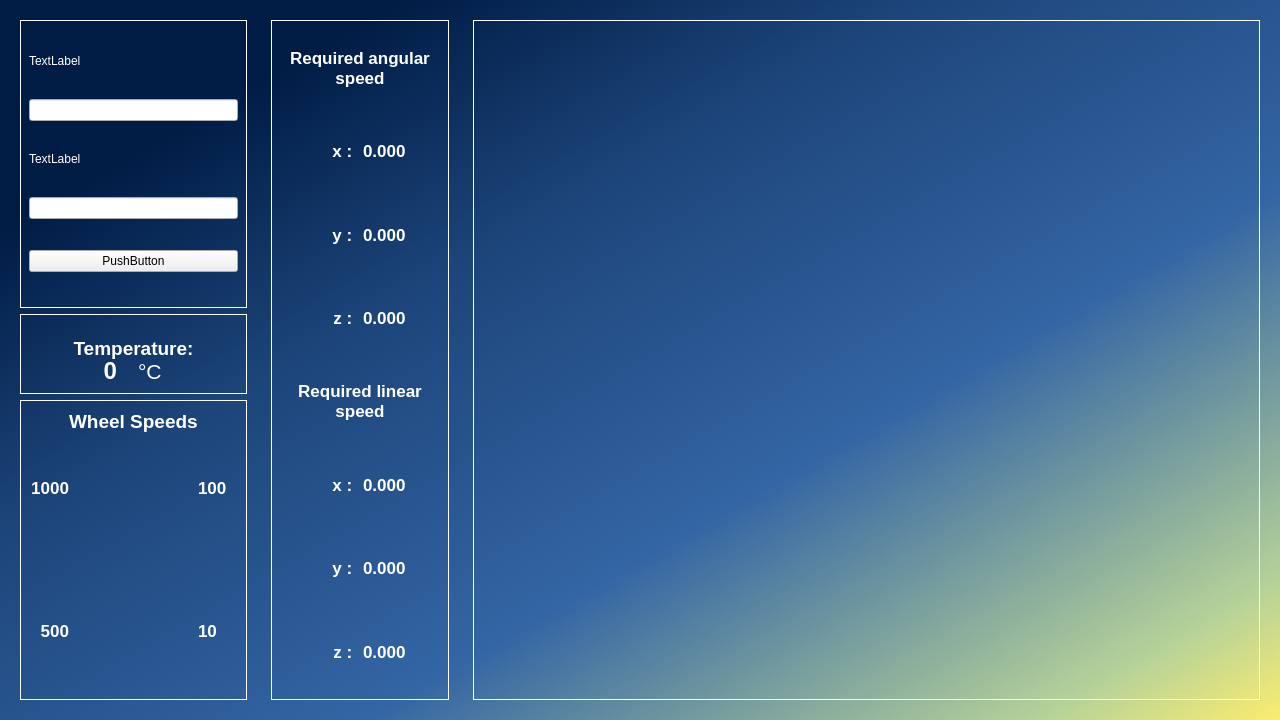
First picture: the form in src/dp_ros_package/include/dp_ros_package/main_window.ui, repository Zdeno5/DP, before the edit.
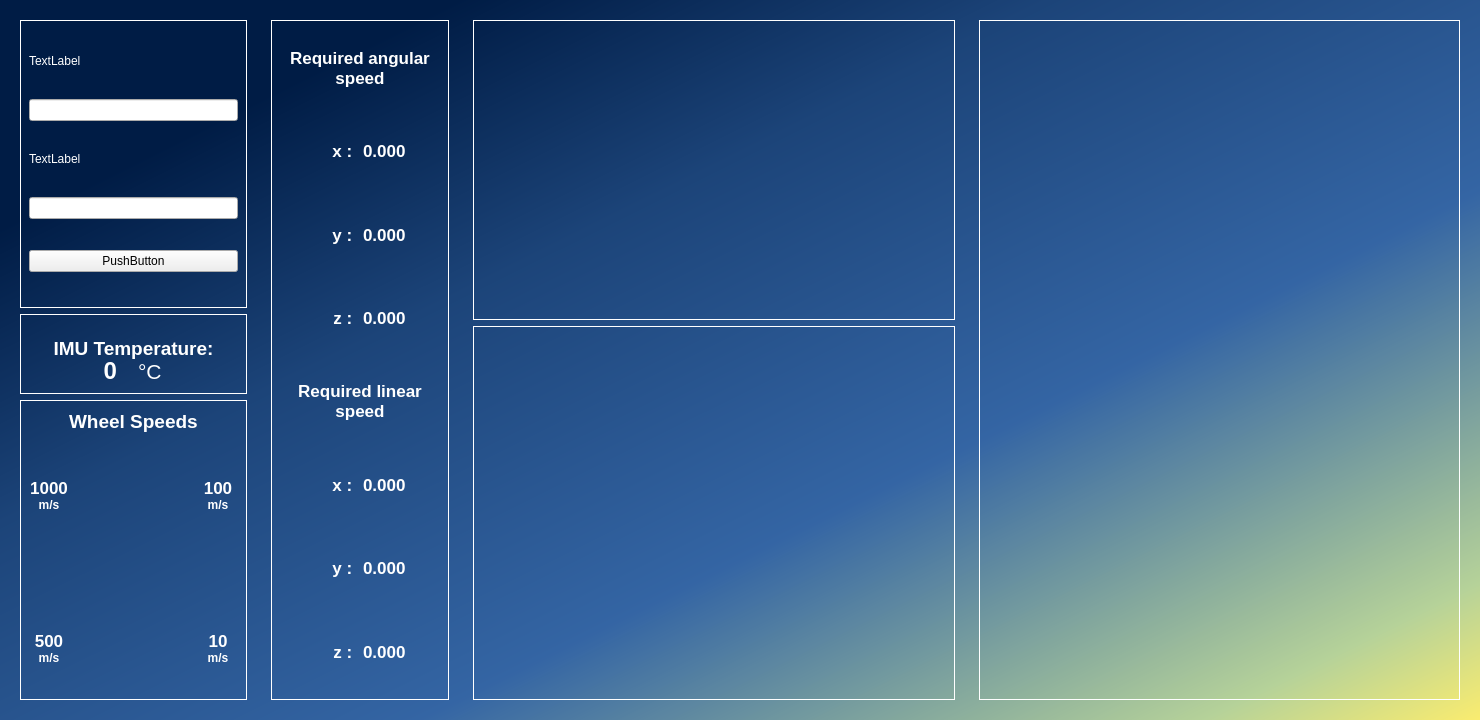
Second picture: the form after the edit. Icons and pictures are not drawn.

Commit message: GUI add camera rviz

Patch:
```diff
--- a/src/dp_ros_package/include/dp_ros_package/main_window.ui
+++ b/src/dp_ros_package/include/dp_ros_package/main_window.ui
@@ -6,13 +6,13 @@
    <rect>
     <x>0</x>
     <y>0</y>
-    <width>1280</width>
+    <width>1480</width>
     <height>720</height>
    </rect>
   </property>
   <property name="minimumSize">
    <size>
-    <width>1280</width>
+    <width>1480</width>
     <height>720</height>
    </size>
   </property>
@@ -162,7 +162,7 @@
               <string notr="true">color: rgb(255, 255, 255);</string>
              </property>
              <property name="text">
-              <string>Temperature:</string>
+              <string>IMU Temperature:</string>
              </property>
              <property name="scaledContents">
               <bool>false</bool>
@@ -372,6 +372,19 @@
                   </property>
                  </widget>
                 </item>
+                <item row="1" column="1">
+                 <widget class="QLabel" name="label_14">
+                  <property name="sizePolicy">
+                   <sizepolicy hsizetype="Preferred" vsizetype="Maximum">
+                    <horstretch>0</horstretch>
+                    <verstretch>0</verstretch>
+                   </sizepolicy>
+                  </property>
+                  <property name="text">
+                   <string/>
+                  </property>
+                 </widget>
+                </item>
                 <item row="2" column="0">
                  <widget class="QLabel" name="wheel1_label">
                   <property name="sizePolicy">
@@ -403,10 +416,10 @@
                    <string notr="true">color: rgb(255, 255, 255);</string>
                   </property>
                   <property name="text">
-                   <string>1000</string>
+                   <string>&lt;html&gt;&lt;head/&gt;&lt;body&gt;&lt;p&gt;1000&lt;/p&gt;&lt;/body&gt;&lt;/html&gt;</string>
                   </property>
                   <property name="alignment">
-                   <set>Qt::AlignBottom|Qt::AlignRight|Qt::AlignTrailing</set>
+                   <set>Qt::AlignBottom|Qt::AlignHCenter</set>
                   </property>
                  </widget>
                 </item>
@@ -453,6 +466,9 @@
                   <property name="text">
                    <string>10</string>
                   </property>
+                  <property name="alignment">
+                   <set>Qt::AlignBottom|Qt::AlignHCenter</set>
+                  </property>
                  </widget>
                 </item>
                 <item row="4" column="0">
@@ -486,10 +502,10 @@
                    <string notr="true">color: rgb(255, 255, 255);</string>
                   </property>
                   <property name="text">
-                   <string>500</string>
+                   <string>&lt;html&gt;&lt;head/&gt;&lt;body&gt;&lt;p&gt;500&lt;/p&gt;&lt;/body&gt;&lt;/html&gt;</string>
                   </property>
                   <property name="alignment">
-                   <set>Qt::AlignRight|Qt::AlignTrailing|Qt::AlignVCenter</set>
+                   <set>Qt::AlignBottom|Qt::AlignHCenter</set>
                   </property>
                  </widget>
                 </item>
@@ -553,23 +569,86 @@
                    <string notr="true">color: rgb(255, 255, 255);</string>
                   </property>
                   <property name="text">
-                   <string>100</string>
+                   <string>&lt;html&gt;&lt;head/&gt;&lt;body&gt;&lt;p&gt;100&lt;/p&gt;&lt;/body&gt;&lt;/html&gt;</string>
                   </property>
                   <property name="alignment">
-                   <set>Qt::AlignBottom|Qt::AlignLeading|Qt::AlignLeft</set>
+                   <set>Qt::AlignBottom|Qt::AlignHCenter</set>
                   </property>
                  </widget>
                 </item>
-                <item row="1" column="1">
-                 <widget class="QLabel" name="label_14">
-                  <property name="sizePolicy">
-                   <sizepolicy hsizetype="Preferred" vsizetype="Maximum">
-                    <horstretch>0</horstretch>
-                    <verstretch>0</verstretch>
-                   </sizepolicy>
+                <item row="3" column="0">
+                 <widget class="QLabel" name="label_16">
+                  <property name="font">
+                   <font>
+                    <weight>75</weight>
+                    <bold>true</bold>
+                   </font>
                   </property>
+                  <property name="styleSheet">
+                   <string notr="true">color: rgb(255, 255, 255);</string>
+                  </property>
                   <property name="text">
-                   <string/>
+                   <string>m/s</string>
+                  </property>
+                  <property name="alignment">
+                   <set>Qt::AlignHCenter|Qt::AlignTop</set>
+                  </property>
+                 </widget>
+                </item>
+                <item row="3" column="2">
+                 <widget class="QLabel" name="label_17">
+                  <property name="font">
+                   <font>
+                    <weight>75</weight>
+                    <bold>true</bold>
+                   </font>
+                  </property>
+                  <property name="styleSheet">
+                   <string notr="true">color: rgb(255, 255, 255);</string>
+                  </property>
+                  <property name="text">
+                   <string>m/s</string>
+                  </property>
+                  <property name="alignment">
+                   <set>Qt::AlignHCenter|Qt::AlignTop</set>
+                  </property>
+                 </widget>
+                </item>
+                <item row="5" column="0">
+                 <widget class="QLabel" name="label_18">
+                  <property name="font">
+                   <font>
+                    <weight>75</weight>
+                    <bold>true</bold>
+                   </font>
+                  </property>
+                  <property name="styleSheet">
+                   <string notr="true">color: rgb(255, 255, 255);</string>
+                  </property>
+                  <property name="text">
+                   <string>m/s</string>
+                  </property>
+                  <property name="alignment">
+                   <set>Qt::AlignHCenter|Qt::AlignTop</set>
+                  </property>
+                 </widget>
+                </item>
+                <item row="5" column="2">
+                 <widget class="QLabel" name="label_19">
+                  <property name="font">
+                   <font>
+                    <weight>75</weight>
+                    <bold>true</bold>
+                   </font>
+                  </property>
+                  <property name="styleSheet">
+                   <string notr="true">color: rgb(255, 255, 255);</string>
+                  </property>
+                  <property name="text">
+                   <string>m/s</string>
+                  </property>
+                  <property name="alignment">
+                   <set>Qt::AlignHCenter|Qt::AlignTop</set>
                   </property>
                  </widget>
                 </item>
@@ -1102,6 +1181,64 @@
        </layout>
       </widget>
      </item>
+     <item>
+      <widget class="QWidget" name="verticalWidget" native="true">
+       <layout class="QVBoxLayout" name="verticalLayout_10">
+        <item>
+         <widget class="QWidget" name="cameraWidget" native="true">
+          <property name="maximumSize">
+           <size>
+            <width>533</width>
+            <height>300</height>
+           </size>
+          </property>
+          <property name="styleSheet">
+           <string notr="true">#cameraWidget{border:1px solid white;}</string>
+          </property>
+          <layout class="QVBoxLayout" name="verticalLayout_11">
+           <property name="leftMargin">
+            <number>1</number>
+           </property>
+           <property name="topMargin">
+            <number>1</number>
+           </property>
+           <property name="rightMargin">
+            <number>1</number>
+           </property>
+           <property name="bottomMargin">
+            <number>1</number>
+           </property>
+           <item>
+            <layout class="QVBoxLayout" name="camera_layout"/>
+           </item>
+          </layout>
+         </widget>
+        </item>
+        <item>
+         <widget class="QWidget" name="controllerWidget" native="true">
+          <property name="styleSheet">
+           <string notr="true">#controllerWidget{border: 1px solid white;}</string>
+          </property>
+          <layout class="QVBoxLayout" name="verticalLayout_12">
+           <item>
+            <spacer name="horizontalSpacer_17">
+             <property name="orientation">
+              <enum>Qt::Horizontal</enum>
+             </property>
+             <property name="sizeHint" stdset="0">
+              <size>
+               <width>40</width>
+               <height>20</height>
+              </size>
+             </property>
+            </spacer>
+           </item>
+          </layout>
+         </widget>
+        </item>
+       </layout>
+      </widget>
+     </item>
      <item>
       <widget class="QWidget" name="verticalWidget_2" native="true">
        <layout class="QVBoxLayout" name="verticalLayout_2">
```
The commit also changes 7 other files.
